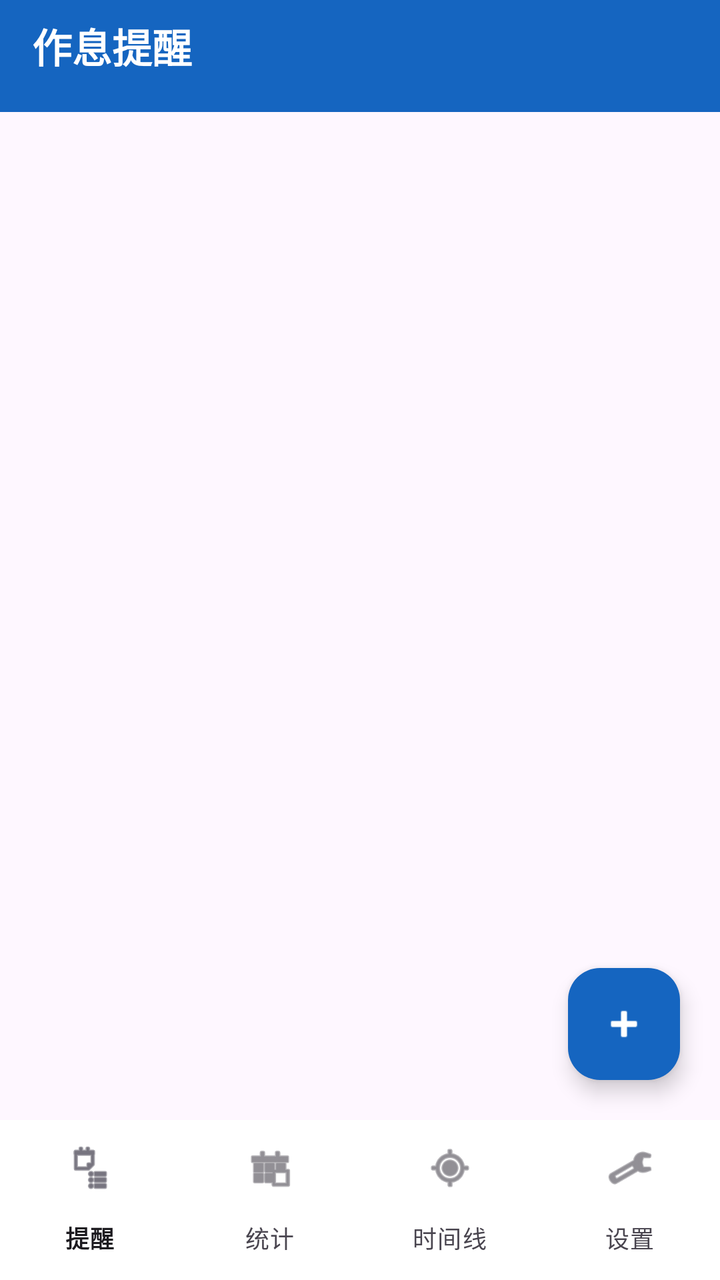
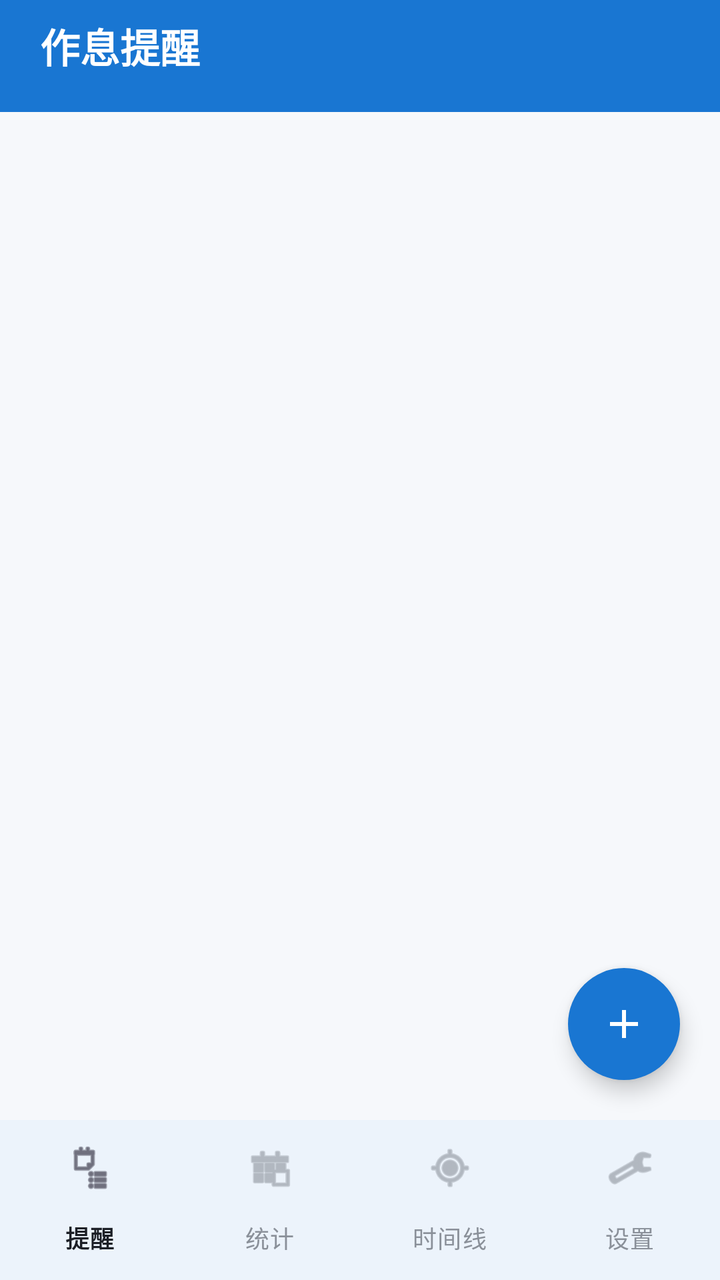

Before-and-after screenshots of an Android layout around one commit, followed by the original layout XML and the change that was made.
<!-- AndroidManifest.xml: application theme Theme.MedReminder -->
<!-- res/layout/activity_main.xml -->
<?xml version="1.0" encoding="utf-8"?>
<androidx.coordinatorlayout.widget.CoordinatorLayout
    xmlns:android="http://schemas.android.com/apk/res/android"
    xmlns:app="http://schemas.android.com/apk/res-auto"
    android:layout_width="match_parent"
    android:layout_height="match_parent">

    <LinearLayout
        android:layout_width="match_parent"
        android:layout_height="match_parent"
        android:orientation="vertical">

        <TextView
            android:id="@+id/tvTitleBar"
            android:layout_width="match_parent"
            android:layout_height="wrap_content"
            android:minHeight="56dp"
            android:background="#1565C0"
            android:gravity="center_vertical"
            android:paddingHorizontal="16dp"
            android:paddingBottom="10dp"
            android:text="@string/app_name"
            android:textColor="#FFFFFF"
            android:textSize="20sp"
            android:textStyle="bold" />

        
        <FrameLayout
            android:id="@+id/pageReminders"
            android:layout_width="match_parent"
            android:layout_height="0dp"
            android:layout_weight="1">

            <TextView
                android:id="@+id/tvEmpty"
                android:layout_width="match_parent"
                android:layout_height="match_parent"
                android:gravity="center"
                android:text="@string/no_reminders"
                android:textColor="#9E9E9E"
                android:textSize="16sp"
                android:visibility="gone" />

            <androidx.recyclerview.widget.RecyclerView
                android:id="@+id/rvReminders"
                android:layout_width="match_parent"
                android:layout_height="match_parent"
                android:clipToPadding="false"
                android:paddingBottom="84dp"
                android:padding="8dp" />

            <com.google.android.material.floatingactionbutton.FloatingActionButton
                android:id="@+id/fab"
                android:layout_width="wrap_content"
                android:layout_height="wrap_content"
                android:layout_gravity="bottom|end"
                android:layout_margin="20dp"
                android:contentDescription="@string/add_reminder"
                android:src="@android:drawable/ic_input_add"
                app:backgroundTint="#1565C0"
                app:tint="#FFFFFF" />
        </FrameLayout>

        
        <ScrollView
            android:id="@+id/pageStats"
            android:layout_width="match_parent"
            android:layout_height="0dp"
            android:layout_weight="1"
            android:visibility="gone">

            <LinearLayout
                android:layout_width="match_parent"
                android:layout_height="wrap_content"
                android:orientation="vertical"
                android:padding="20dp">

                <TextView
                    android:id="@+id/tvRate"
                    android:layout_width="wrap_content"
                    android:layout_height="wrap_content"
                    android:layout_gravity="center_horizontal"
                    android:layout_marginTop="24dp"
                    android:text="0%"
                    android:textColor="#1565C0"
                    android:textSize="56sp"
                    android:textStyle="bold" />

                <TextView
                    android:id="@+id/tvDetail"
                    android:layout_width="wrap_content"
                    android:layout_height="wrap_content"
                    android:layout_gravity="center_horizontal"
                    android:layout_marginTop="8dp"
                    android:text="近 7 天统计"
                    android:textColor="#757575" />

                <TextView
                    android:layout_width="wrap_content"
                    android:layout_height="wrap_content"
                    android:layout_marginTop="32dp"
                    android:text="最近记录"
                    android:textStyle="bold" />

                <TextView
                    android:id="@+id/tvRecent"
                    android:layout_width="match_parent"
                    android:layout_height="wrap_content"
                    android:layout_marginTop="8dp"
                    android:lineSpacingExtra="6dp"
                    android:text="暂无记录"
                    android:textSize="14sp" />
            </LinearLayout>
        </ScrollView>

        
        <include
            android:id="@+id/pageTimeline"
            layout="@layout/page_timeline" />

        
        <include
            android:id="@+id/pageSettings"
            layout="@layout/page_settings" />

        
        <com.google.android.material.bottomnavigation.BottomNavigationView
            android:id="@+id/bottomNav"
            android:layout_width="match_parent"
            android:layout_height="wrap_content"
            android:background="#FFFFFF"
            app:labelVisibilityMode="labeled"
            app:menu="@menu/bottom_nav_menu" />
    </LinearLayout>
</androidx.coordinatorlayout.widget.CoordinatorLayout>
<!-- res/layout/page_timeline.xml (included above) -->
<?xml version="1.0" encoding="utf-8"?>
<FrameLayout xmlns:android="http://schemas.android.com/apk/res/android"
    android:id="@+id/pageTimeline"
    android:layout_width="match_parent"
    android:layout_height="0dp"
    android:layout_weight="1"
    android:visibility="gone">

    <TextView
        android:id="@+id/tvTimelineEmpty"
        android:layout_width="match_parent"
        android:layout_height="match_parent"
        android:gravity="center"
        android:text="未来 7 天暂无计划"
        android:textColor="#9E9E9E"
        android:textSize="16sp"
        android:visibility="gone" />

    <androidx.recyclerview.widget.RecyclerView
        android:id="@+id/rvTimeline"
        android:layout_width="match_parent"
        android:layout_height="match_parent"
        android:clipToPadding="false"
        android:padding="8dp" />
</FrameLayout>
<!-- res/layout/page_settings.xml (included above) -->
<?xml version="1.0" encoding="utf-8"?>
<ScrollView xmlns:android="http://schemas.android.com/apk/res/android"
    android:id="@+id/pageSettings"
    android:layout_width="match_parent"
    android:layout_height="0dp"
    android:layout_weight="1"
    android:fillViewport="true"
    android:visibility="gone">

    <LinearLayout
        android:layout_width="match_parent"
        android:layout_height="wrap_content"
        android:orientation="vertical"
        android:padding="16dp">

        
        <TextView
            android:layout_width="wrap_content"
            android:layout_height="wrap_content"
            android:layout_marginTop="8dp"
            android:text="默认提醒行为"
            android:textColor="#1565C0"
            android:textSize="15sp"
            android:textStyle="bold" />

        <LinearLayout
            android:layout_width="match_parent"
            android:layout_height="wrap_content"
            android:layout_marginTop="8dp"
            android:background="@drawable/bg_card"
            android:gravity="center_vertical"
            android:orientation="horizontal"
            android:padding="14dp">

            <LinearLayout
                android:layout_width="0dp"
                android:layout_height="wrap_content"
                android:layout_weight="1"
                android:orientation="vertical">

                <TextView
                    android:layout_width="wrap_content"
                    android:layout_height="wrap_content"
                    android:text="新建提醒默认强提醒"
                    android:textSize="15sp" />

                <TextView
                    android:layout_width="wrap_content"
                    android:layout_height="wrap_content"
                    android:text="开启后新建的提醒默认使用全屏闹钟"
                    android:textColor="#757575"
                    android:textSize="12sp" />
            </LinearLayout>

            <Switch
                android:id="@+id/swDefaultAlarm"
                android:layout_width="wrap_content"
                android:layout_height="wrap_content" />
        </LinearLayout>

        <LinearLayout
            android:layout_width="match_parent"
            android:layout_height="wrap_content"
            android:layout_marginTop="8dp"
            android:background="@drawable/bg_card"
            android:gravity="center_vertical"
            android:orientation="horizontal"
            android:padding="14dp">

            <LinearLayout
                android:layout_width="0dp"
                android:layout_height="wrap_content"
                android:layout_weight="1"
                android:orientation="vertical">

                <TextView
                    android:layout_width="wrap_content"
                    android:layout_height="wrap_content"
                    android:text="通知带声音"
                    android:textSize="15sp" />

                <TextView
                    android:layout_width="wrap_content"
                    android:layout_height="wrap_content"
                    android:text="关闭后普通通知仅震动不响铃"
                    android:textColor="#757575"
                    android:textSize="12sp" />
            </LinearLayout>

            <Switch
                android:id="@+id/swSound"
                android:layout_width="wrap_content"
                android:layout_height="wrap_content" />
        </LinearLayout>

        <LinearLayout
            android:layout_width="match_parent"
            android:layout_height="wrap_content"
            android:layout_marginTop="8dp"
            android:background="@drawable/bg_card"
            android:gravity="center_vertical"
            android:orientation="horizontal"
            android:padding="14dp">

            <TextView
                android:layout_width="0dp"
                android:layout_height="wrap_content"
                android:layout_weight="1"
                android:text="“稍后提醒”时长"
                android:textSize="15sp" />

            <EditText
                android:id="@+id/etSnooze"
                android:layout_width="64dp"
                android:layout_height="wrap_content"
                android:gravity="center"
                android:inputType="number"
                android:text="10" />

            <TextView
                android:layout_width="wrap_content"
                android:layout_height="wrap_content"
                android:text="分钟"
                android:textColor="#757575" />
        </LinearLayout>

        
        <TextView
            android:layout_width="wrap_content"
            android:layout_height="wrap_content"
            android:layout_marginTop="24dp"
            android:text="关于"
            android:textColor="#1565C0"
            android:textSize="15sp"
            android:textStyle="bold" />

        <LinearLayout
            android:layout_width="match_parent"
            android:layout_height="wrap_content"
            android:layout_marginTop="8dp"
            android:background="@drawable/bg_card"
            android:orientation="vertical"
            android:padding="14dp">

            <TextView
                android:layout_width="wrap_content"
                android:layout_height="wrap_content"
                android:text="作息提醒 DailyRhythm"
                android:textSize="16sp"
                android:textStyle="bold" />

            <TextView
                android:id="@+id/tvVersion"
                android:layout_width="wrap_content"
                android:layout_height="wrap_content"
                android:layout_marginTop="2dp"
                android:text="版本 1.0"
                android:textColor="#757575"
                android:textSize="12sp" />

            <TextView
                android:layout_width="match_parent"
                android:layout_height="wrap_content"
                android:layout_marginTop="12dp"
                android:lineSpacingExtra="4dp"
                android:text="· 四种重复模式：每天（可多时间点）/ 按星期 / 每隔 N 天 / 仅一次\n· 每条提醒可选普通通知或全屏强闹钟\n· 打卡记录与近 7 天按时率统计\n· 支持拍照备注，一目了然\n· 同一时间的多项提醒合并呈现，一次处理\n· 闹钟重启后自动恢复"
                android:textSize="13sp" />

            <TextView
                android:layout_width="match_parent"
                android:layout_height="wrap_content"
                android:layout_marginTop="12dp"
                android:lineSpacingExtra="4dp"
                android:text="使用提示：请在系统设置中允许「闹钟和提醒」与通知权限；部分国产 ROM 需允许后台运行，否则强提醒可能被拦截。数据仅保存在本机。"
                android:textColor="#9E9E9E"
                android:textSize="12sp" />
        </LinearLayout>
    </LinearLayout>
</ScrollView>
<!-- resources referenced by this layout -->
<resources>
  <!-- drawable bg_card (drawable) -->
  <?xml version="1.0" encoding="utf-8"?>
  <shape xmlns:android="http://schemas.android.com/apk/res/android" android:shape="rectangle">
      <solid android:color="#FFFFFF" />
      <corners android:radius="10dp" />
  </shape>
  <string name="add_reminder">新建提醒</string>
  <string name="app_name">作息提醒</string>
  <string name="no_reminders">暂无提醒，点击 + 新建</string>
  <style name="Theme.MedReminder" parent="Theme.Material3.Light.NoActionBar">
          <item name="colorPrimary">#1565C0</item>
          <item name="colorOnPrimary">#FFFFFF</item>
          <item name="colorPrimaryContainer">#E3F2FD</item>
          <item name="android:statusBarColor">#1565C0</item>
      </style>
</resources>

<!-- the commit's change to res/layout/activity_main.xml (unified diff, before → after) -->
@@ -15,9 +15,9 @@
             android:layout_width="match_parent"
             android:layout_height="wrap_content"
             android:minHeight="56dp"
-            android:background="#1565C0"
+            android:background="@color/brand_primary"
             android:gravity="center_vertical"
-            android:paddingHorizontal="16dp"
+            android:paddingHorizontal="20dp"
             android:paddingBottom="10dp"
             android:text="@string/app_name"
             android:textColor="#FFFFFF"
@@ -37,7 +37,7 @@
                 android:layout_height="match_parent"
                 android:gravity="center"
                 android:text="@string/no_reminders"
-                android:textColor="#9E9E9E"
+                android:textColor="@color/text_secondary"
                 android:textSize="16sp"
                 android:visibility="gone" />
 
@@ -56,8 +56,9 @@
                 android:layout_gravity="bottom|end"
                 android:layout_margin="20dp"
                 android:contentDescription="@string/add_reminder"
-                android:src="@android:drawable/ic_input_add"
-                app:backgroundTint="#1565C0"
+                android:src="@drawable/ic_add"
+                app:backgroundTint="@color/brand_primary"
+                app:shapeAppearanceOverlay="@style/ShapeCircle"
                 app:tint="#FFFFFF" />
         </FrameLayout>
 
@@ -82,7 +83,7 @@
                     android:layout_gravity="center_horizontal"
                     android:layout_marginTop="24dp"
                     android:text="0%"
-                    android:textColor="#1565C0"
+                    android:textColor="@color/brand_primary"
                     android:textSize="56sp"
                     android:textStyle="bold" />
 
@@ -93,7 +94,7 @@
                     android:layout_gravity="center_horizontal"
                     android:layout_marginTop="8dp"
                     android:text="近 7 天统计"
-                    android:textColor="#757575" />
+                    android:textColor="@color/text_secondary" />
 
                 <TextView
                     android:layout_width="wrap_content"
<!-- resource entries referenced after the edit -->
@@ -1,19 +1,45 @@
 <!-- resources referenced by this layout -->
 <resources>
+  <color name="brand_primary">#1976D2</color>
+  <color name="text_secondary">#8A9099</color>
   <!-- drawable bg_card (drawable) -->
   <?xml version="1.0" encoding="utf-8"?>
   <shape xmlns:android="http://schemas.android.com/apk/res/android" android:shape="rectangle">
       <solid android:color="#FFFFFF" />
-      <corners android:radius="10dp" />
+      <corners android:radius="20dp" />
+      <stroke android:width="1dp" android:color="@color/card_stroke" />
   </shape>
+  <!-- drawable ic_add (drawable) -->
+  <?xml version="1.0" encoding="utf-8"?>
+  <vector xmlns:android="http://schemas.android.com/apk/res/android"
+      android:width="24dp" android:height="24dp"
+      android:viewportWidth="24" android:viewportHeight="24">
+      <path
+          android:fillColor="@android:color/white"
+          android:pathData="M19,13h-6v6h-2v-6H5v-2h6V5h2v6h6v2z" />
+  </vector>
   <string name="add_reminder">新建提醒</string>
   <string name="app_name">作息提醒</string>
   <string name="no_reminders">暂无提醒，点击 + 新建</string>
+  <style name="ShapeCircle">
+          <item name="cornerFamily">rounded</item>
+          <item name="cornerSize">50%</item>
+      </style>
   <style name="Theme.MedReminder" parent="Theme.Material3.Light.NoActionBar">
-          <item name="colorPrimary">#1565C0</item>
+          <item name="colorPrimary">@color/brand_primary</item>
           <item name="colorOnPrimary">#FFFFFF</item>
-          <item name="colorPrimaryContainer">#E3F2FD</item>
-          <item name="android:statusBarColor">#1565C0</item>
+          <item name="colorPrimaryContainer">@color/brand_primary_light</item>
+          <item name="colorOnPrimaryContainer">@color/brand_primary_dark</item>
+          <item name="android:colorBackground">@color/bg_page</item>
+          <item name="colorSurface">#FFFFFF</item>
+          <item name="colorOnSurface">@color/text_primary</item>
+          <item name="colorOnSurfaceVariant">@color/text_secondary</item>
+          <item name="android:statusBarColor">@color/brand_primary</item>
       </style>
+  <color name="card_stroke">#ECEFF3</color>
+  <color name="brand_primary_light">#E3F2FD</color>
+  <color name="brand_primary_dark">#1565C0</color>
+  <color name="bg_page">#F6F8FB</color>
+  <color name="text_primary">#1C1F26</color>
 </resources>
 
